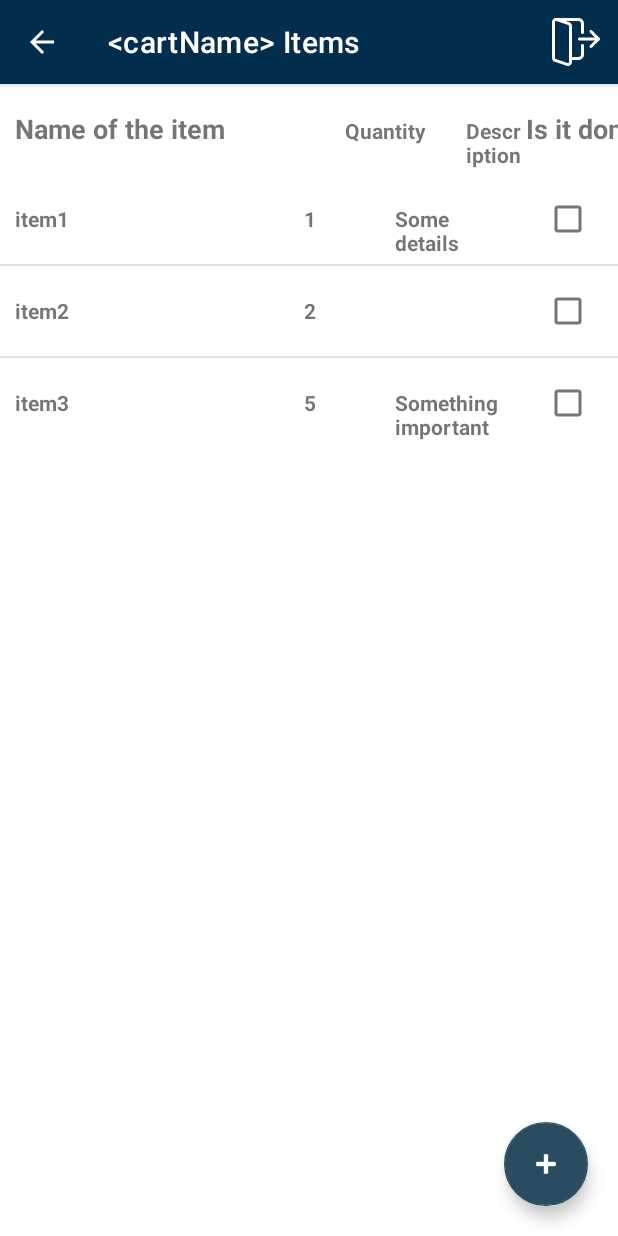
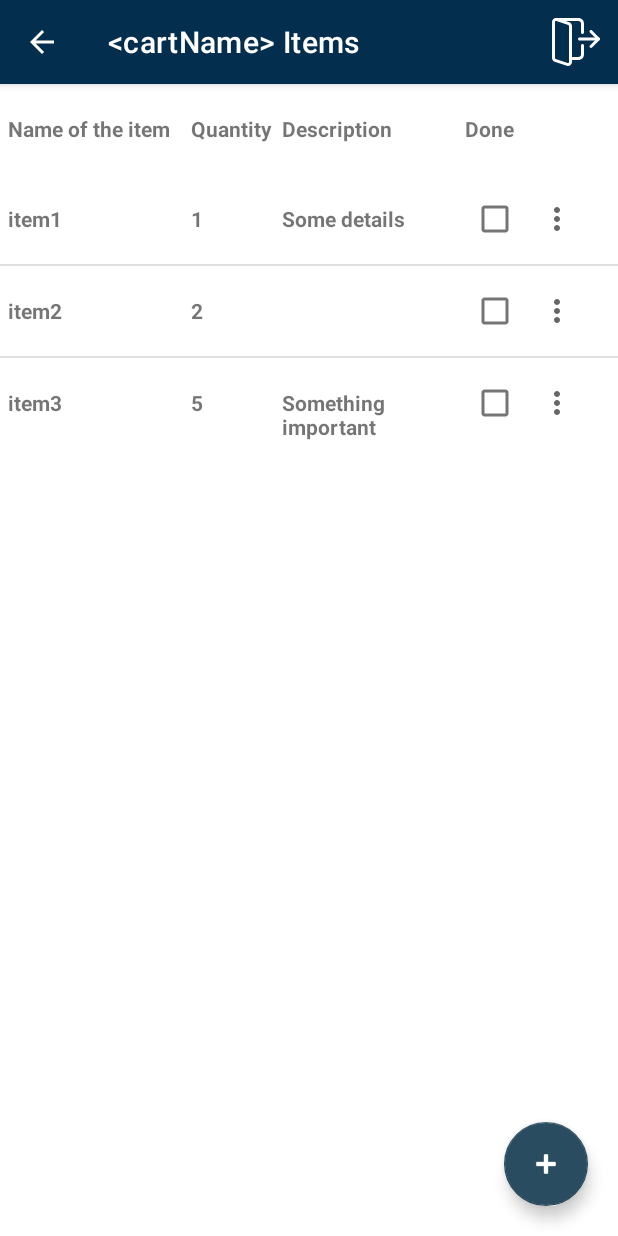
Before and after one commit to molnar75/ShoppingCart, an Android app: the CartListActivity screen opened directly, with no data from a screen before it, after a tap on "cart1", on a phone screen of 412 x 824 dp. Run offline under Robolectric (Android 15) with nearby library versions, the phone set to English and light mode, and no system bars.

Commit message:
Some Style changes

```diff
--- a/app/src/main/res/layout/activity_cart_items.xml
+++ b/app/src/main/res/layout/activity_cart_items.xml
@@ -1,10 +1,12 @@
 <?xml version="1.0" encoding="utf-8"?>
-<androidx.constraintlayout.widget.ConstraintLayout xmlns:android="http://schemas.android.com/apk/res/android"
+<androidx.constraintlayout.widget.ConstraintLayout
+    xmlns:android="http://schemas.android.com/apk/res/android"
     xmlns:app="http://schemas.android.com/apk/res-auto"
     xmlns:tools="http://schemas.android.com/tools"
     android:layout_width="match_parent"
     android:layout_height="match_parent"
-    tools:context=".CartItemListActivity">
+    tools:context=".CartItemListActivity"
+    android:descendantFocusability="blocksDescendants">
 
 
     <com.google.android.material.floatingactionbutton.FloatingActionButton
@@ -18,7 +20,8 @@
         app:backgroundTint="#294C60"
         app:layout_constraintBottom_toBottomOf="parent"
         app:layout_constraintEnd_toEndOf="parent"
-        app:tint="@android:color/white" />
+        app:tint="@android:color/white"
+        android:focusable="false"/>
 
     <LinearLayout
         android:id="@+id/linearLayout"
@@ -30,20 +33,19 @@
 
         <TextView
             android:id="@+id/itemNameHeader"
-            android:layout_width="wrap_content"
+            android:layout_width="0dp"
             android:layout_height="60dp"
-            android:layout_marginLeft="10dp"
-            android:layout_weight="60"
+            android:layout_marginLeft="5dp"
+            android:layout_weight="30"
             android:gravity="start|center_vertical"
             android:text="Name of the item"
-            android:textStyle="bold"
-            android:textSize="18sp"/>
+            android:textStyle="bold" />
 
         <TextView
             android:id="@+id/itemQuantityHeader"
-            android:layout_width="wrap_content"
+            android:layout_width="0dp"
             android:layout_height="60dp"
-            android:layout_weight="20"
+            android:layout_weight="15"
             android:gravity="start|center_vertical"
             android:text="Quantity"
             android:textStyle="bold" />
@@ -59,22 +61,27 @@
 
         <TextView
             android:id="@+id/itemCheckboxHeader"
-            android:layout_width="wrap_content"
+            android:layout_width="0dp"
             android:layout_height="60dp"
             android:layout_weight="10"
             android:gravity="start|center_vertical"
-            android:text="Is it done"
-            android:textStyle="bold"
-            android:textSize="18sp"/>
+            android:text="Done"
+            android:textStyle="bold" />
+
+        <TextView
+            android:layout_width="0dp"
+            android:layout_height="60dp"
+            android:layout_weight="10"
+            android:gravity="start|center_vertical" />
 
     </LinearLayout>
 
     <LinearLayout
         android:layout_width="match_parent"
         android:layout_height="match_parent"
+        android:gravity="center"
         android:orientation="vertical"
-        app:layout_constraintTop_toTopOf="parent"
-        android:gravity="center">
+        app:layout_constraintTop_toTopOf="parent">
 
         <TextView
             android:id="@+id/noItemMessage"
@@ -82,8 +89,8 @@
             android:layout_height="60dp"
             android:layout_gravity="center"
             android:textColor="@color/error"
-            android:textStyle="bold"
-            android:textSize="18sp"/>
+            android:textSize="18sp"
+            android:textStyle="bold" />
 
     </LinearLayout>
 
@@ -100,18 +107,18 @@
             android:layout_width="match_parent"
             android:layout_height="match_parent"
             tools:layout_editor_absoluteX="90dp"
-            tools:layout_editor_absoluteY="105dp">
-        </ListView>
+            tools:layout_editor_absoluteY="105dp"/>
 
         <Button
             android:id="@+id/saveItemStatus"
             android:layout_width="wrap_content"
             android:layout_height="wrap_content"
+            android:layout_gravity="end"
+            android:layout_marginRight="10dp"
             android:layout_weight="60"
             android:text="Save"
-            android:layout_gravity="end"
-            android:layout_marginRight="10dp"
-            android:visibility="invisible"/>
+            android:visibility="invisible"
+            android:focusable="false"/>
 
     </LinearLayout>
 
--- a/app/src/main/res/layout/cart_list_adapter_layout.xml
+++ b/app/src/main/res/layout/cart_list_adapter_layout.xml
@@ -44,7 +44,7 @@
             android:layout_width="wrap_content"
             android:layout_height="60dp"
             android:src="@drawable/ic_baseline_more_vert_24"
-            android:backgroundTint="@color/white"
+            android:background="@android:color/transparent"
             android:layout_weight="10"/>
 
 
--- a/app/src/main/res/layout/item_list_adapter_layout.xml
+++ b/app/src/main/res/layout/item_list_adapter_layout.xml
@@ -1,9 +1,9 @@
 <?xml version="1.0" encoding="utf-8"?>
 <androidx.constraintlayout.widget.ConstraintLayout
     xmlns:android="http://schemas.android.com/apk/res/android"
-    xmlns:app="http://schemas.android.com/apk/res-auto"
     android:layout_width="match_parent"
-    android:layout_height="match_parent">
+    android:layout_height="match_parent"
+    android:descendantFocusability="blocksDescendants">
 
     <LinearLayout
         android:id="@+id/linearLayout3"
@@ -14,19 +14,19 @@
 
         <TextView
             android:id="@+id/itemName"
-            android:layout_width="wrap_content"
+            android:layout_width="0dp"
             android:layout_height="60dp"
-            android:layout_marginLeft="10dp"
-            android:layout_weight="60"
-            android:gravity="start|left|center_vertical"
+            android:layout_marginLeft="5dp"
+            android:layout_weight="30"
+            android:gravity="start|center_vertical"
             android:textStyle="bold" />
 
         <TextView
             android:id="@+id/itemQuantity"
-            android:layout_width="wrap_content"
+            android:layout_width="0dp"
             android:layout_height="60dp"
-            android:layout_weight="20"
-            android:gravity="start|left|center_vertical"
+            android:layout_weight="15"
+            android:gravity="start|center_vertical"
             android:textStyle="bold" />
 
         <TextView
@@ -39,18 +39,19 @@
 
         <CheckBox
             android:id="@+id/cartCheckbox"
-            android:layout_width="wrap_content"
+            android:layout_width="0dp"
             android:layout_height="60dp"
             android:layout_weight="10"
             android:focusable="false" />
 
         <ImageButton
             android:id="@+id/itemMenu"
-            android:layout_width="wrap_content"
+            android:layout_width="0dp"
             android:layout_height="60dp"
             android:layout_weight="10"
-            android:backgroundTint="@color/white"
-            android:src="@drawable/ic_baseline_more_vert_24" />
+            android:src="@drawable/ic_baseline_more_vert_24"
+            android:focusable="false"
+            android:background="@android:color/transparent"/>
 
     </LinearLayout>
 </androidx.constraintlayout.widget.ConstraintLayout>
```
